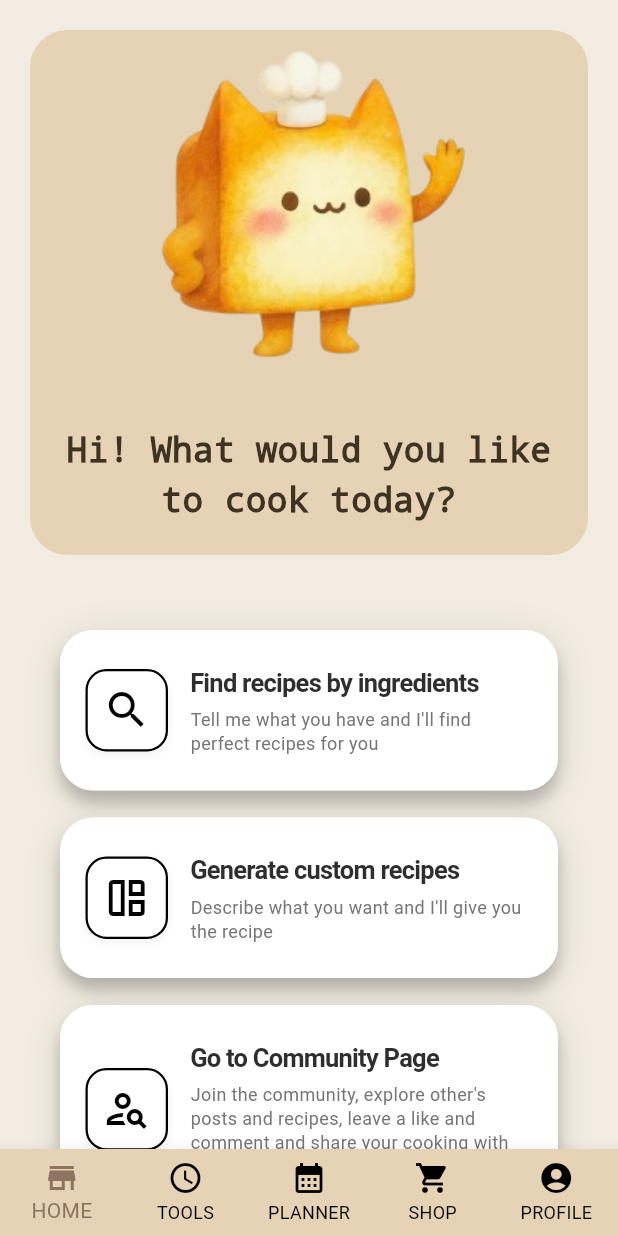
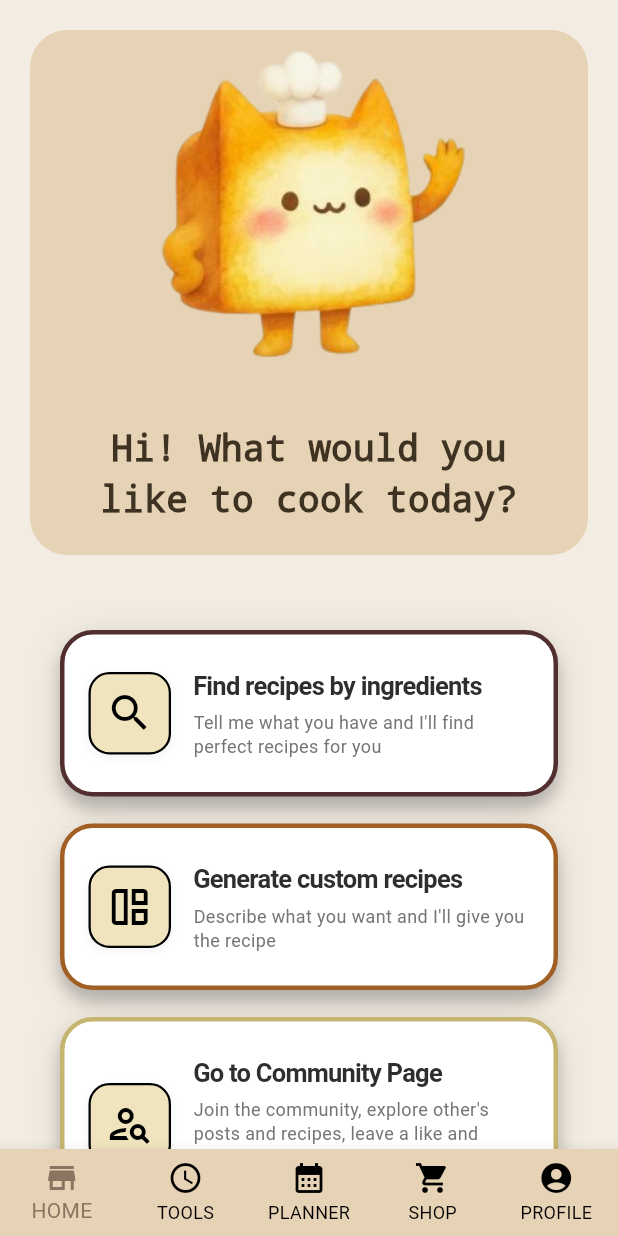
Before and after one commit to MthukaFernando/CookiMate-Implementation, a Flutter app: the screen it shows after launch, on a phone screen of 412 x 824 dp. Run offline on Flutter 3.47's test engine with Material 3 defaults, Android fonts, the phone set to English and light mode, and no system bars.

Commit message:
made styling changes to the cards in the home page

```diff
--- a/frontend/lib/main.dart
+++ b/frontend/lib/main.dart
@@ -13,8 +13,7 @@ class MyApp extends StatelessWidget {
     return MaterialApp(
       debugShowCheckedModeBanner: false,
       theme: ThemeData(
-        scaffoldBackgroundColor: const Color(0xFFF2EBE0), // Matching your screenshot
-        useMaterial3: true,
+        scaffoldBackgroundColor: const Color(0xFFF2EBE0),
       ),
       home: const HomePage(),
     );
--- a/frontend/lib/screens/home_page.dart
+++ b/frontend/lib/screens/home_page.dart
@@ -96,7 +96,7 @@ class _HomePageState extends State<HomePage> {
                             _displayedText, // Shows the text as it "types"
                             textAlign: TextAlign.center,
                             style: TextStyle(
-                              fontSize: 23,
+                              fontSize: 24,
                               fontWeight: FontWeight.bold,
                               color: const Color.fromARGB(255, 62, 51, 35),
                               fontFamily: 'Courier', // Gives it a typewriter feel
@@ -125,18 +125,24 @@ class _HomePageState extends State<HomePage> {
                         icon: Icons.search,
                         title: "Find recipes by ingredients",
                         subtitle: "Tell me what you have and I'll find perfect recipes for you",
+                        borderColor: const Color(0xFF522F2F),
+                        iconBgColor: const Color.fromARGB(255, 240, 228, 190),
                       ),
                       const SizedBox(height: 18),
                       _buildActionCard(
                         icon: Icons.auto_awesome_mosaic_outlined,
                         title: "Generate custom recipes",
                         subtitle: "Describe what you want and I'll give you the recipe",
+                        borderColor: const Color.fromARGB(255, 161, 95, 36),
+                        iconBgColor: const Color.fromARGB(255, 240, 228, 190),
                       ),
                       const SizedBox(height: 18),
                       _buildActionCard(
                         icon: Icons.person_search_outlined,
                         title: "Go to Community Page",
                         subtitle: "Join the community, explore other's posts and recipes, leave a like and comment and share your cooking with friends!",
+                        borderColor: const Color.fromARGB(255, 198, 181, 110),
+                        iconBgColor: const Color.fromARGB(255, 240, 228, 190),
                       ),
                     ],
                   ),
@@ -177,7 +183,7 @@ class _HomePageState extends State<HomePage> {
       ),
     );
   }
-Widget _buildActionCard({required IconData icon, required String title, required String subtitle}) {
+Widget _buildActionCard({required IconData icon, required String title, required String subtitle, required Color borderColor, required Color iconBgColor,}) {
   return Container(
     padding: const EdgeInsets.symmetric(horizontal: 16, vertical: 22),
     decoration: BoxDecoration(
@@ -197,14 +203,13 @@ Widget _buildActionCard({required IconData icon, required String title, required
         ),
       ],
       // Adding a very light border makes the edges pop against the brown
-      border: Border.all(color: Colors.white.withOpacity(0.5), width: 1),
-    ),
+      border: Border.all(color: borderColor,width: 3,),),
     child: Row(
       children: [
         Container(
           padding: const EdgeInsets.all(10),
           decoration: BoxDecoration(
-            color: Colors.white,
+            color: iconBgColor,
             border: Border.all(color: Colors.black, width: 1.5),
             borderRadius: BorderRadius.circular(14),
             // Minimal shadow for the icon box to make it look inset
```
